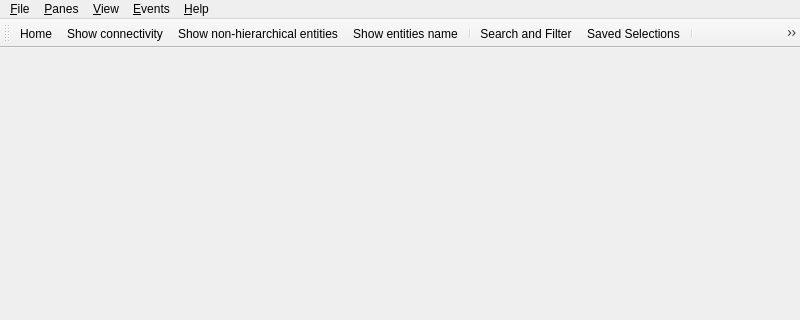
Before: the Qt Designer form neuroscheme/MainWindow.ui in vg-lab/NeuroScheme, drawn with Qt 5; both pictures show x 0 to 800 and y 0 to 320 of the 800 by 600 pixel window.
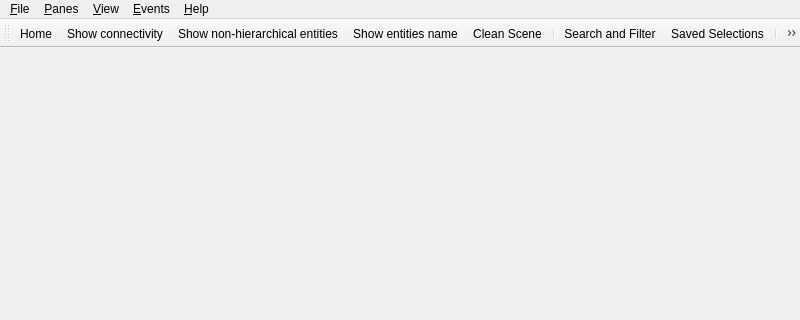
After: the same form once the commit is applied. Icons and pictures are not drawn.

Commit message:
Option to clean the scene and start over.
Improvements to entity name in their representation.
Improvements to clean representation cache and representations maximums

```diff
--- a/neuroscheme/MainWindow.ui
+++ b/neuroscheme/MainWindow.ui
@@ -92,6 +92,7 @@
    <addaction name="actionShowConnectivity"/>
    <addaction name="actionShowNoHierarchyEntities"/>
    <addaction name="actionShowEntitiesName"/>
+   <addaction name="actionCleanScene"/>
    <addaction name="separator"/>
    <addaction name="actionLayouts"/>
    <addaction name="actionStoredSelections"/>
@@ -364,6 +365,15 @@
     <string>Import JSON</string>
    </property>
   </action>
+  <action name="actionCleanScene">
+   <property name="icon">
+    <iconset resource="resources.qrc">
+     <normaloff>:/icons/delete.svg</normaloff>:/icons/delete.svg</iconset>
+   </property>
+   <property name="text">
+    <string>Clean Scene</string>
+   </property>
+  </action>
   <action name="actionJSONExporter">
    <property name="icon">
     <iconset resource="resources.qrc">
```
Left out of the diff: 1 changed line with no effect on the pictures. The commit also changes 17 other files.
